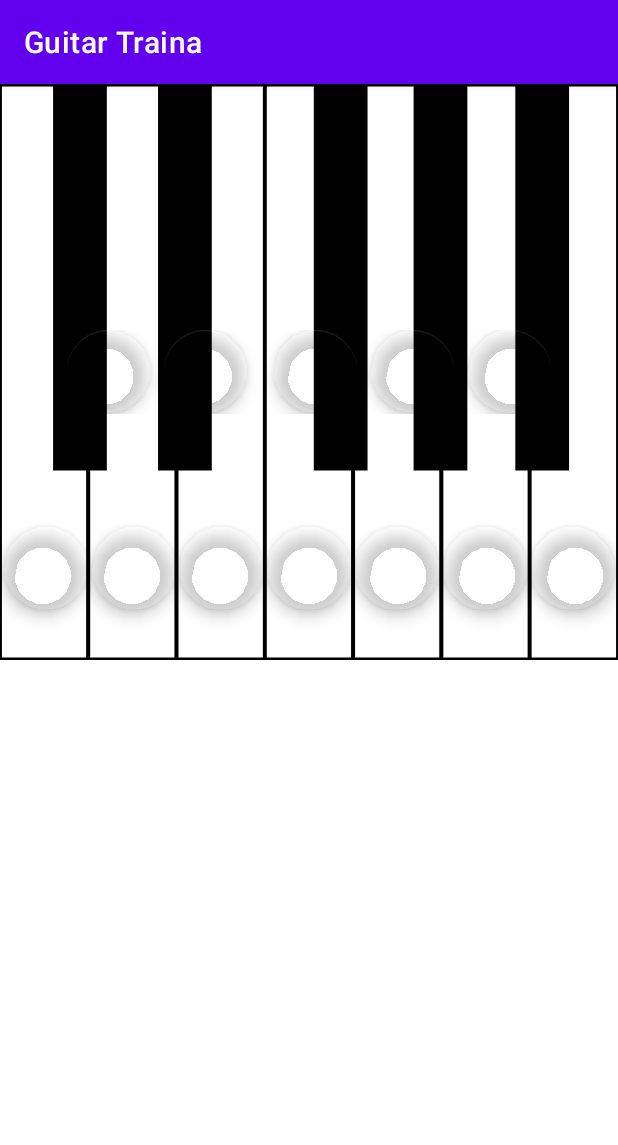
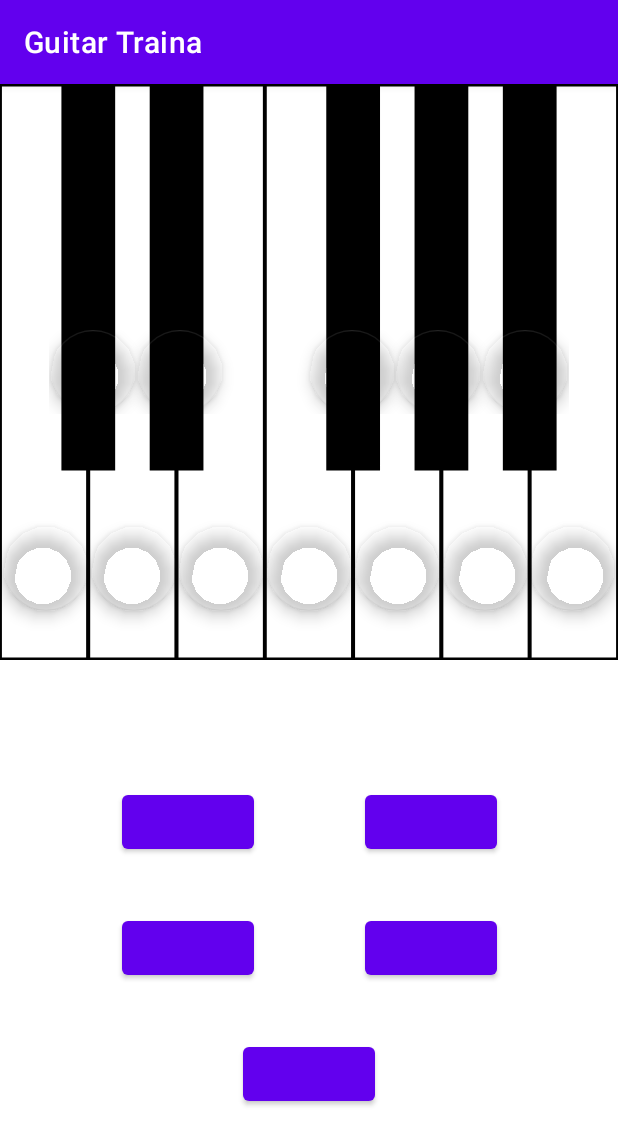
Before and after one commit to Santia545/GuitarTraina-Android, an Android app: the EarTrainerActivity screen opened directly, with no data from a screen before it, on a phone screen of 412 x 824 dp. Shown: the top 1145 px of the screen. Run offline under Robolectric (Android 15) with nearby library versions, the phone set to English and light mode, and no system bars; network calls fail.

Commit message:
Working Piano

```diff
--- a/app/src/main/AndroidManifest.xml
+++ b/app/src/main/AndroidManifest.xml
@@ -21,7 +21,7 @@
         tools:targetApi="m">
         <activity
             android:name=".activities.EarTrainerActivity"
-            android:exported="false" />
+            android:exported="true" />
         <activity
             android:name=".activities.ChordLibraryActivity"
             android:exported="true" />
--- a/app/src/main/java/com/example/guitartraina/activities/EarTrainerActivity.java
+++ b/app/src/main/java/com/example/guitartraina/activities/EarTrainerActivity.java
@@ -2,15 +2,64 @@ package com.example.guitartraina.activities;
 
 import androidx.appcompat.app.AppCompatActivity;
 
+import android.media.AudioFormat;
+import android.media.AudioRecord;
+import android.media.AudioTrack;
 import android.os.Bundle;
+import android.widget.Button;
 
 import com.example.guitartraina.R;
+import com.google.android.material.floatingactionbutton.FloatingActionButton;
+
+import java.io.InputStream;
+
+import be.tarsos.dsp.AudioDispatcher;
+import be.tarsos.dsp.io.TarsosDSPAudioFormat;
+import be.tarsos.dsp.io.UniversalAudioInputStream;
+import be.tarsos.dsp.io.android.AndroidAudioPlayer;
+
 
 public class EarTrainerActivity extends AppCompatActivity {
+    FloatingActionButton[] tile= new FloatingActionButton[12];
 
     @Override
     protected void onCreate(Bundle savedInstanceState) {
         super.onCreate(savedInstanceState);
         setContentView(R.layout.activity_ear_trainer);
+        tile[0]=findViewById(R.id.tile1);
+        tile[1]=findViewById(R.id.tile2);
+        tile[2]=findViewById(R.id.tile3);
+        tile[3]=findViewById(R.id.tile4);
+        tile[4]=findViewById(R.id.tile5);
+        tile[5]=findViewById(R.id.tile6);
+        tile[6]=findViewById(R.id.tile7);
+        tile[7]=findViewById(R.id.tile8);
+        tile[8]=findViewById(R.id.tile9);
+        tile[9]=findViewById(R.id.tile10);
+        tile[10]=findViewById(R.id.tile11);
+        tile[11]=findViewById(R.id.tile12);
+        for (int i = 0; i < 12; i++) {
+            int finalI = i;
+            tile[i].setOnClickListener(view -> playSound(finalI+1));
+        }
     }
+    private void playSound(int tileIndex) {
+        int BIT_DEPTH = 16;
+        boolean BIG_ENDIAN = false;
+        int SAMPLE_RATE = 44100;
+        int BUFFER_SIZE=AudioTrack.getMinBufferSize(SAMPLE_RATE, AudioFormat.CHANNEL_OUT_MONO, AudioFormat.ENCODING_PCM_16BIT);
+
+        TarsosDSPAudioFormat audioFormat = new TarsosDSPAudioFormat(TarsosDSPAudioFormat.Encoding.PCM_SIGNED, SAMPLE_RATE, BIT_DEPTH, 1, 2, 1, BIG_ENDIAN);
+        InputStream wavStream;
+        wavStream = getResources().openRawResource(getResources().getIdentifier(EarTrainerActivity.this.getPackageName() + ":raw/tile"+String.valueOf(tileIndex) , null, null));
+        UniversalAudioInputStream audioStream = new UniversalAudioInputStream(wavStream, audioFormat);
+        AudioDispatcher dispatcher = new AudioDispatcher(audioStream, BUFFER_SIZE, BUFFER_SIZE/2);
+
+        AndroidAudioPlayer player = new AndroidAudioPlayer(audioFormat);
+        dispatcher.addAudioProcessor(player);
+        dispatcher.skip(0.1);
+        Thread audioDispatcher = new Thread(dispatcher, "Audio Dispatcher");
+        audioDispatcher.start();
+    }
+
 }
--- a/app/src/main/java/com/example/guitartraina/ui/dashboard/DashboardFragment.java
+++ b/app/src/main/java/com/example/guitartraina/ui/dashboard/DashboardFragment.java
@@ -13,6 +13,7 @@ import androidx.fragment.app.Fragment;
 import com.example.guitartraina.R;
 import com.example.guitartraina.activities.BugReportActivity;
 import com.example.guitartraina.activities.ChordLibraryActivity;
+import com.example.guitartraina.activities.EarTrainerActivity;
 import com.example.guitartraina.activities.LooperActivity;
 import com.example.guitartraina.activities.metronome.MetronomeActivity;
 import com.example.guitartraina.databinding.FragmentDashboardBinding;
@@ -43,6 +44,8 @@ public class DashboardFragment extends Fragment {
                 startActivity(metronome);
             } else if (itemId == R.id.navigation_sesion_grupal) {
             } else if (itemId == R.id.navigation_entrenador_de_oido) {
+                Intent earTrainer = new Intent(requireContext(), EarTrainerActivity.class);
+                startActivity(earTrainer);
             } else if (itemId == R.id.navigation_detective_de_ritmo) {
             } else if (itemId == R.id.navigation_rythm_looper) {
                 Intent rythmLooper = new Intent(requireContext(), LooperActivity.class);
--- a/app/src/main/res/drawable/pianokeyboard.xml
+++ b/app/src/main/res/drawable/pianokeyboard.xml
@@ -1,66 +1,78 @@
 <vector xmlns:android="http://schemas.android.com/apk/res/android"
-    android:width="161dp"
-    android:height="120dp"
-    android:viewportWidth="161"
-    android:viewportHeight="120">
+    android:width="42.6dp"
+    android:height="31.8dp"
+    android:viewportWidth="4259.8"
+    android:viewportHeight="3175">
   <path
-      android:strokeWidth="1"
-      android:pathData="M0,0h23v120h-23z"
+      android:pathData="M0,0h608.5v3175h-608.5z"
+      android:strokeWidth="26.46"
       android:fillColor="#ffffff"
+      android:fillType="nonZero"
       android:strokeColor="#000000"/>
   <path
-      android:strokeWidth="1"
-      android:pathData="M23,0h23v120h-23z"
+      android:pathData="M608.5,0h608.5v3175h-608.5z"
+      android:strokeWidth="26.46"
       android:fillColor="#ffffff"
+      android:fillType="nonZero"
       android:strokeColor="#000000"/>
   <path
-      android:strokeWidth="1"
-      android:pathData="M46,0h23v120h-23z"
+      android:pathData="M1217.1,0h608.5v3175h-608.5z"
+      android:strokeWidth="26.46"
       android:fillColor="#ffffff"
+      android:fillType="nonZero"
       android:strokeColor="#000000"/>
   <path
-      android:strokeWidth="1"
-      android:pathData="M69,0h23v120h-23z"
+      android:pathData="M1825.6,0h608.5v3175h-608.5z"
+      android:strokeWidth="26.46"
       android:fillColor="#ffffff"
+      android:fillType="nonZero"
       android:strokeColor="#000000"/>
   <path
-      android:strokeWidth="1"
-      android:pathData="M92,0h23v120h-23z"
+      android:pathData="M2434.2,0h608.5v3175h-608.5z"
+      android:strokeWidth="26.46"
       android:fillColor="#ffffff"
+      android:fillType="nonZero"
       android:strokeColor="#000000"/>
   <path
-      android:strokeWidth="1"
-      android:pathData="M115,0h23v120h-23z"
+      android:pathData="M3042.7,0h608.5v3175h-608.5z"
+      android:strokeWidth="26.46"
       android:fillColor="#ffffff"
+      android:fillType="nonZero"
       android:strokeColor="#000000"/>
   <path
-      android:strokeWidth="1"
-      android:pathData="M138,0h23v120h-23z"
+      android:pathData="M3651.3,0h608.5v3175h-608.5z"
+      android:strokeWidth="26.46"
       android:fillColor="#ffffff"
+      android:fillType="nonZero"
       android:strokeColor="#000000"/>
   <path
-      android:strokeWidth="1"
-      android:pathData="M14.33,0h13v80h-13z"
+      android:pathData="M436.6,-0h344v2116.7h-344z"
+      android:strokeWidth="26.46"
       android:fillColor="#000000"
+      android:fillType="nonZero"
       android:strokeColor="#000000"/>
   <path
-      android:strokeWidth="1"
-      android:pathData="M41.67,0h13v80h-13z"
+      android:pathData="M1045.1,-0h344v2116.7h-344z"
+      android:strokeWidth="26.46"
       android:fillColor="#000000"
+      android:fillType="nonZero"
       android:strokeColor="#000000"/>
   <path
-      android:strokeWidth="1"
-      android:pathData="M82.25,0h13v80h-13z"
+      android:pathData="M2262.2,-0h344v2116.7h-344z"
+      android:strokeWidth="26.46"
       android:fillColor="#000000"
+      android:fillType="nonZero"
       android:strokeColor="#000000"/>
   <path
-      android:strokeWidth="1"
-      android:pathData="M108.25,0h13v80h-13z"
+      android:pathData="M2870.7,-0h344v2116.7h-344z"
+      android:strokeWidth="26.46"
       android:fillColor="#000000"
+      android:fillType="nonZero"
       android:strokeColor="#000000"/>
   <path
-      android:strokeWidth="1"
-      android:pathData="M134.75,0h13v80h-13z"
+      android:pathData="M3479.3,-0h344v2116.7h-344z"
+      android:strokeWidth="26.46"
       android:fillColor="#000000"
+      android:fillType="nonZero"
       android:strokeColor="#000000"/>
 </vector>
--- a/app/src/main/res/layout/activity_ear_trainer.xml
+++ b/app/src/main/res/layout/activity_ear_trainer.xml
@@ -9,6 +9,7 @@
         android:layout_width="match_parent"
         android:layout_height="0dp"
         android:layout_weight="1"
+        android:background="@drawable/pianokeyboard"
         >
 
         <ImageView
@@ -16,7 +17,7 @@
             android:layout_width="match_parent"
             android:layout_height="match_parent"
             android:scaleType="fitXY"
-            android:src="@drawable/pianokeyboard"
+
             app:layout_constraintBottom_toBottomOf="parent" />
 
         <androidx.constraintlayout.widget.Guideline
@@ -24,13 +25,13 @@
             android:layout_width="wrap_content"
             android:layout_height="wrap_content"
             android:orientation="vertical"
-            app:layout_constraintGuide_percent="0.085" />
+            app:layout_constraintGuide_percent="0.08" />
         <androidx.constraintlayout.widget.Guideline
             android:id="@+id/guideline2"
             android:layout_width="wrap_content"
             android:layout_height="wrap_content"
             android:orientation="vertical"
-            app:layout_constraintGuide_percent="0.915" />
+            app:layout_constraintGuide_percent="0.92" />
 
         <androidx.constraintlayout.widget.ConstraintLayout
             android:layout_width="0dp"
@@ -62,14 +63,16 @@
                 app:layout_constraintTop_toTopOf="parent"
                 />
 
-            <View
+            <com.google.android.material.floatingactionbutton.FloatingActionButton
                 android:id="@+id/view"
-                android:layout_width="1dp"
-                android:layout_height="0dp"
+                android:layout_width="wrap_content"
+                android:layout_height="wrap_content"
+                app:backgroundTint="#00FFFFFF"
                 app:layout_constraintBottom_toBottomOf="parent"
                 app:layout_constraintEnd_toStartOf="@+id/tile7"
                 app:layout_constraintStart_toEndOf="@+id/tile4"
                 app:layout_constraintTop_toTopOf="parent"
+                android:visibility="invisible"
                  />
 
             <com.google.android.material.floatingactionbutton.FloatingActionButton
@@ -181,5 +184,64 @@
             app:layout_constraintTop_toTopOf="parent" />
 
     </androidx.constraintlayout.widget.ConstraintLayout>
+    <androidx.constraintlayout.widget.ConstraintLayout
+        android:layout_width="match_parent"
+        android:layout_height="0dp"
+        android:layout_weight="1"
+        >
 
+        <Button
+            android:layout_width="wrap_content"
+            android:layout_height="wrap_content"
+            android:textAlignment="center"
+            app:layout_constraintVertical_bias="0.25"
+            app:layout_constraintHorizontal_bias="0.25"
+            app:layout_constraintBottom_toBottomOf="parent"
+            app:layout_constraintEnd_toEndOf="parent"
+            app:layout_constraintStart_toStartOf="parent"
+            app:layout_constraintTop_toTopOf="parent" />
+        <Button
+            android:layout_width="wrap_content"
+            android:layout_height="wrap_content"
+            android:textAlignment="center"
+            app:layout_constraintVertical_bias="0.25"
+            app:layout_constraintHorizontal_bias="0.75"
+            app:layout_constraintBottom_toBottomOf="parent"
+            app:layout_constraintEnd_toEndOf="parent"
+            app:layout_constraintStart_toStartOf="parent"
+            app:layout_constraintTop_toTopOf="parent" />
+        <Button
+            android:layout_width="wrap_content"
+            android:layout_height="wrap_content"
+            android:textAlignment="center"
+            app:layout_constraintVertical_bias="0.5"
+            app:layout_constraintHorizontal_bias="0.25"
+            app:layout_constraintBottom_toBottomOf="parent"
+            app:layout_constraintEnd_toEndOf="parent"
+            app:layout_constraintStart_toStartOf="parent"
+            app:layout_constraintTop_toTopOf="parent" />
+        <Button
+            android:layout_width="wrap_content"
+            android:layout_height="wrap_content"
+            android:textAlignment="center"
+            app:layout_constraintVertical_bias="0.5"
+            app:layout_constraintHorizontal_bias="0.75"
+            app:layout_constraintBottom_toBottomOf="parent"
+            app:layout_constraintEnd_toEndOf="parent"
+            app:layout_constraintStart_toStartOf="parent"
+            app:layout_constraintTop_toTopOf="parent" />
+
+        <Button
+            android:layout_width="wrap_content"
+            android:layout_height="wrap_content"
+            android:textAlignment="center"
+            app:layout_constraintVertical_bias="0.75"
+            app:layout_constraintHorizontal_bias="0.5"
+            app:layout_constraintBottom_toBottomOf="parent"
+            app:layout_constraintEnd_toEndOf="parent"
+            app:layout_constraintStart_toStartOf="parent"
+            app:layout_constraintTop_toTopOf="parent" />
+
+
+    </androidx.constraintlayout.widget.ConstraintLayout>
 </LinearLayout>
```
Also changed, not shown: 12 other files.
